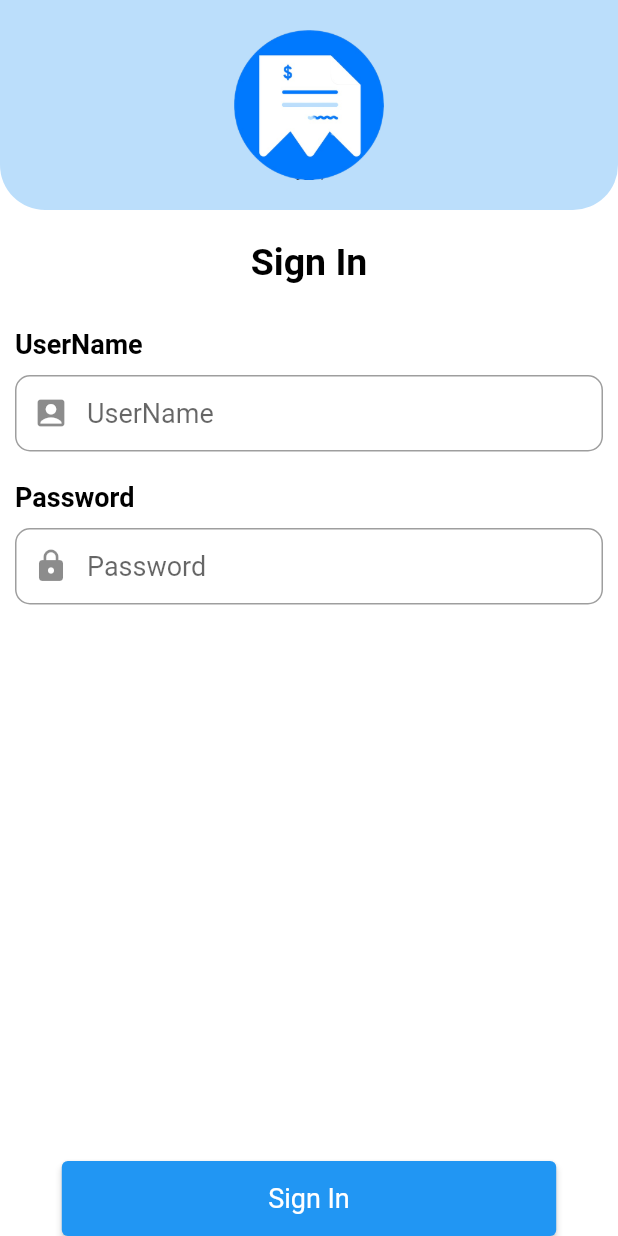
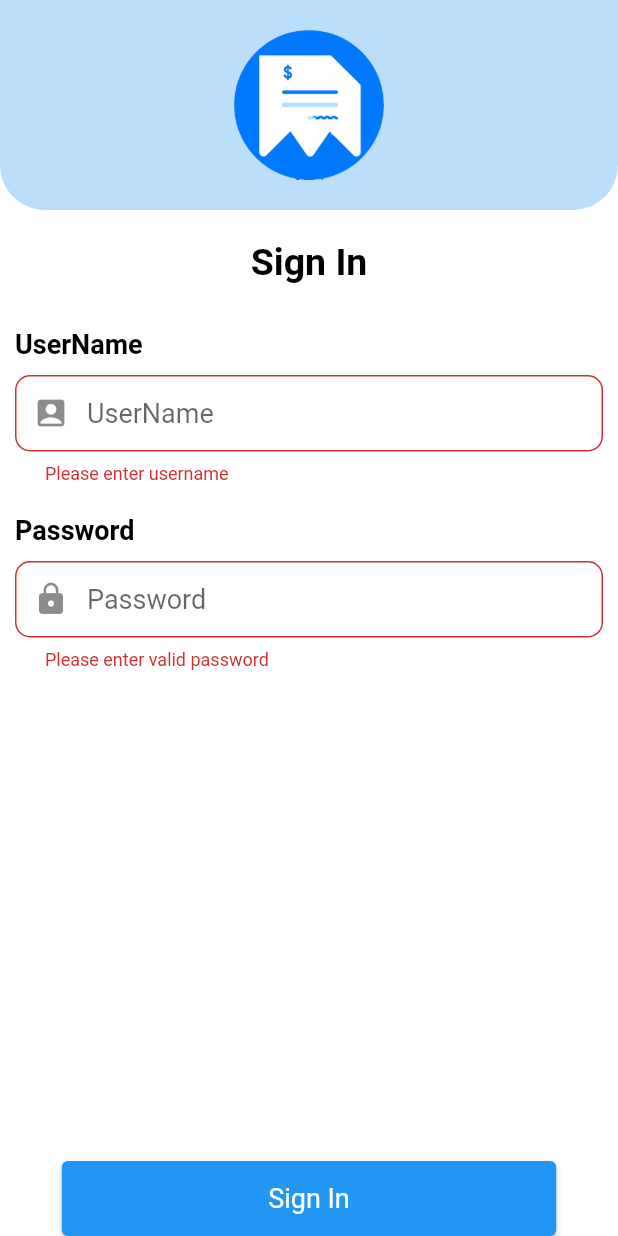
Before and after one commit to akshaya-sivakumar/billing-mobile, a Flutter app: the screen it shows after launch, after a tap on "Sign In", on a phone screen of 412 x 824 dp. Run offline on Flutter 3.47's test engine with Material 2 defaults, Android fonts, the light colour scheme and no system bars; our stand-ins replace bloc, cloud_firestore, dropdown_search, firebase_auth, firebase_core, firebase_messaging and 2 more; missing offline and left inert: firebase_notification_scheduler, workmanager; accounts and stored records are empty.

Commit message:
login done

```diff
--- /dev/null
+++ b/lib/bloc/login_bloc/login_event.dart
@@ -0,0 +1,10 @@
+part of 'login_bloc.dart';
+
+@immutable
+abstract class LoginEvent {}
+
+class LoginRequestEvent extends LoginEvent {
+  final LoginRequest loginRequest;
+
+  LoginRequestEvent(this.loginRequest);
+}
--- /dev/null
+++ b/lib/bloc/login_bloc/login_state.dart
@@ -0,0 +1,16 @@
+part of 'login_bloc.dart';
+
+@immutable
+abstract class LoginState {}
+
+class LoginInitial extends LoginState {}
+
+class LoginLoad extends LoginState {}
+
+class LoginDone extends LoginState {
+  final LoginResponse loginResponse;
+
+  LoginDone(this.loginResponse);
+}
+
+class LoginError extends LoginState {}
--- /dev/null
+++ b/lib/constants/app_strings.dart
@@ -0,0 +1,3 @@
+class AppConstants {
+  static const String base_url = "https://default-vxbrwrpk5q-el.a.run.app";
+}
--- /dev/null
+++ b/lib/models/login_request.dart
@@ -0,0 +1,20 @@
+class LoginRequest {
+  LoginRequest({
+    required this.Username,
+    required this.Password,
+  });
+  late final String Username;
+  late final String Password;
+
+  LoginRequest.fromJson(Map<String, dynamic> json){
+    Username = json['Username'];
+    Password = json['Password'];
+  }
+
+  Map<String, dynamic> toJson() {
+    final _data = <String, dynamic>{};
+    _data['Username'] = Username;
+    _data['Password'] = Password;
+    return _data;
+  }
+}
--- /dev/null
+++ b/lib/models/login_response.dart
@@ -0,0 +1,20 @@
+class LoginResponse {
+  LoginResponse({
+    required this.username,
+    required this.token,
+  });
+  late final String username;
+  late final String token;
+
+  LoginResponse.fromJson(Map<String, dynamic> json) {
+    username = json['username'];
+    token = json['token'];
+  }
+
+  Map<String, dynamic> toJson() {
+    final _data = <String, dynamic>{};
+    _data['username'] = username;
+    _data['token'] = token;
+    return _data;
+  }
+}
--- a/lib/route_generator.dart
+++ b/lib/route_generator.dart
@@ -1,14 +1,20 @@
+import 'package:billing/bloc/login_bloc/login_bloc.dart';
 import 'package:billing/screens/admin/admin_panel.dart';
 import 'package:billing/screens/admin/branches.dart';
 import 'package:billing/screens/admin/new_item_create.dart';
 import 'package:billing/screens/admin/users.dart';
 import 'package:billing/screens/login.dart';
 import 'package:flutter/material.dart';
+import 'package:flutter_bloc/flutter_bloc.dart';
 
 Route<dynamic> generateRoute(RouteSettings settings) {
   final args = settings.arguments;
   if (settings.name == LoginScreen.routeName) {
-    return MaterialPageRoute(builder: (_) => const LoginScreen());
+    return MaterialPageRoute(
+        builder: (_) => BlocProvider(
+              create: (context) => LoginBloc(),
+              child: LoginScreen(),
+            ));
   } else if (settings.name == NewItemCreatePage.routeName) {
     return MaterialPageRoute(builder: (_) => const NewItemCreatePage());
   } else if (settings.name == AdminPanel.routeName) {
--- a/lib/screens/login.dart
+++ b/lib/screens/login.dart
@@ -1,6 +1,8 @@
 import 'dart:convert';
 import 'dart:io';
 
+import 'package:billing/bloc/login_bloc/login_bloc.dart';
+import 'package:billing/models/login_request.dart';
 import 'package:billing/models/workMangerInputDataModel.dart';
 import 'package:billing/screens/admin/admin_panel.dart';
 import 'package:cloud_firestore/cloud_firestore.dart';
@@ -8,6 +10,7 @@ import 'package:firebase_auth/firebase_auth.dart';
 import 'package:firebase_messaging/firebase_messaging.dart';
 import 'package:firebase_notification_scheduler/firebase_notification_scheduler.dart';
 import 'package:flutter/material.dart';
+import 'package:flutter_bloc/flutter_bloc.dart';
 import 'package:flutter_local_notifications/flutter_local_notifications.dart';
 import 'package:workmanager/workmanager.dart';
 import '../main.dart';
@@ -25,23 +28,31 @@ class _LoginScreenState extends State<LoginScreen> {
   TextEditingController userController = TextEditingController();
   TextEditingController passwordController = TextEditingController();
   late Future<List<ScheduledNotification>> getScheduledNotificationFuture;
-
+  late LoginBloc loginBloc;
   @override
   void initState() {
     super.initState();
 
+    initNotification();
+    loginBloc = BlocProvider.of<LoginBloc>(context)
+      ..stream.listen((state) {
+        if (state is LoginDone) {
+          showToast(message: "Login Successfully");
+          Navigator.pushNamedAndRemoveUntil(
+              context, AdminPanel.routeName, (route) => false);
+        } else if (state is LoginError) {
+          showToast(message: "Login failed");
+        }
+      });
+  }
+
+  Future<void> initNotification() async {
     FirebaseMessaging.instance
         .getInitialMessage()
         .then((RemoteMessage? message) async {
-      if (message != null) {
-        print(message.notification!.body);
-        print("--------");
-        print(message.data);
-      }
+      if (message != null) {}
     });
     FirebaseMessaging.onMessage.listen((event) async {
-      print(event.data);
-
       const AndroidNotificationDetails androidPlatformChannelSpecifics =
           AndroidNotificationDetails(
               'repeating channel id', 'repeating channel name',
@@ -56,19 +67,7 @@ class _LoginScreenState extends State<LoginScreen> {
     });
 
     FirebaseMessaging.onMessageOpenedApp.listen((event) async {
-      print("on meesage");
-      if (event != null) {
-        print(event.notification!.body);
-        print("--------");
-        print(event.data);
-      } else {
-        // redirectToSplash();
-      }
-      /*  MyApp.navigatorKey.currentState!.pushNamedAndRemoveUntil("/chatlist",
-          (route) {
-        return false;
-      }); */
-      //   MyApp.navigatorKey.currentState!.pushNamed("/chatlist");
+      if (event != null) {}
     });
   }
 
@@ -78,10 +77,12 @@ class _LoginScreenState extends State<LoginScreen> {
     return fcmToken!;
   }
 
+  final formKey = GlobalKey<FormState>();
+
   @override
   Widget build(BuildContext context) {
     return Scaffold(
-      body: loginBody(context),
+      body: Form(key: formKey, child: loginBody(context)),
       floatingActionButtonLocation: FloatingActionButtonLocation.centerDocked,
       floatingActionButton: siginInButton(context),
     );
@@ -151,12 +152,24 @@ class _LoginScreenState extends State<LoginScreen> {
           isTitle: true,
           leadingIcon: const Icon(Icons.account_box_rounded),
           title: "UserName",
+          validator: (value) {
+            if (value == "") {
+              return "Please enter username";
+            }
+            return null;
+          },
         ),
         TextFieldWidget(
           controller: passwordController,
           isTitle: true,
           leadingIcon: const Icon(Icons.lock),
           title: "Password",
+          validator: (value) {
+            if (value == "") {
+              return "Please enter valid password";
+            }
+            return null;
+          },
         ),
       ],
     ));
@@ -165,6 +178,9 @@ class _LoginScreenState extends State<LoginScreen> {
   var db = FirebaseFirestore.instance;
 
   void onSignin() async {
-    print(getFirebase());
+    if (formKey.currentState!.validate()) {
+      context.read<LoginBloc>().add(LoginRequestEvent(LoginRequest(
+          Username: userController.text, Password: passwordController.text)));
+    }
   }
 }
--- a/lib/widgets/textformfield.dart
+++ b/lib/widgets/textformfield.dart
@@ -5,12 +5,14 @@ class TextFieldWidget extends StatelessWidget {
   final Icon? leadingIcon;
   final bool isTitle;
   final TextEditingController controller;
+  final String? Function(String?)? validator;
   const TextFieldWidget(
       {Key? key,
       this.isTitle = false,
       required this.controller,
       required this.title,
-      this.leadingIcon})
+      this.leadingIcon,
+      this.validator})
       : super(key: key);
 
   @override
@@ -29,6 +31,7 @@ class TextFieldWidget extends StatelessWidget {
             padding: const EdgeInsets.only(top: 10.0),
             child: TextFormField(
                 controller: controller,
+                validator: validator,
                 style: Theme.of(context).textTheme.subtitle1,
                 decoration: InputDecoration(
                     contentPadding:
--- a/pubspec.yaml
+++ b/pubspec.yaml
@@ -45,6 +45,7 @@ dependencies:
   firebase_notification_scheduler: ^0.0.2
   workmanager: ^0.5.0
   shared_preferences: ^2.0.15
+  flutter_bloc: ^8.1.1
 
 dev_dependencies:
   flutter_test:
```
Also changed, not shown: lib/bloc/login_bloc/login_bloc.dart (added, +23 -0 lines), lib/repository/login_repo.dart (added, +18 -0 lines), lib/resources/api_base_helper.dart (added, +38 -0 lines), pubspec.lock.
